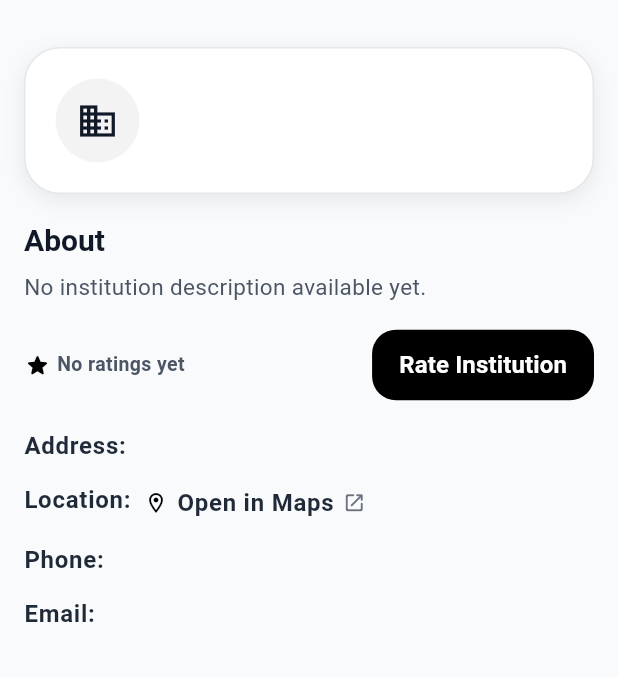
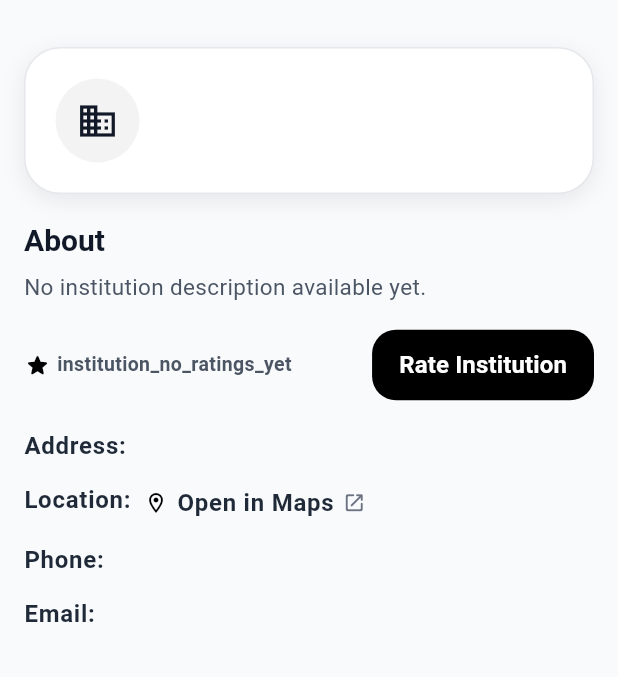
Before and after one commit to ab803/Qudra, a Flutter app: the InstitutionDetailsView screen opened directly with empty values, on a phone screen of 412 x 824 dp, the part 61-738 px from its top. Run offline on Flutter 3.47's test engine with Material 3 defaults, Android fonts, the phone set to English and light mode, and no system bars; our stand-ins replace animated_notch_bottom_bar, flutter_bloc, flutter_local_notifications, flutter_timezone, geolocator, get_it and 9 more; accounts and stored records are empty.

Commit message:
feat: localize feedback and institution rating components

```diff
--- a/lib/Feature/feedback/widgets/institution_rating_summary.dart
+++ b/lib/Feature/feedback/widgets/institution_rating_summary.dart
@@ -1,4 +1,6 @@
 import 'package:flutter/material.dart';
+// This import enables localized text access using context.tr().
+import '../../../core/Services/Localization/translation_extension.dart';
 import '../services/feedback_service.dart';
 
 // This widget loads and displays the average rating and reviews count
@@ -25,27 +27,35 @@
   @override
   void initState() {
     super.initState();
-
     // This block loads the institution rating summary only once
     // when the widget is first created.
     _summaryFuture =
         _feedbackService.getInstitutionRatingSummary(widget.institutionId);
   }
 
-  // This helper builds a short or full summary label based on the use case.
-  String _buildSummaryLabel({
-    required double average,
-    required int count,
-  }) {
+  // This helper builds a localized short or full summary label based on the use case.
+  String _buildSummaryLabel(
+      BuildContext context, {
+        required double average,
+        required int count,
+      }) {
     if (count == 0) {
-      return widget.compact ? 'No ratings' : 'No ratings yet';
+      return widget.compact
+          ? context.tr('institution_no_ratings')
+          : context.tr('institution_no_ratings_yet');
     }
 
-    if (widget.compact) {
-      return '${average.toStringAsFixed(1)} • $count reviews';
-    }
+    // This block chooses the localized summary key based on compact mode and count.
+    final key = widget.compact
+        ? 'institution_rating_summary_compact'
+        : (count == 1
+        ? 'institution_rating_summary_one'
+        : 'institution_rating_summary_many');
 
-    return '${average.toStringAsFixed(1)} • $count review${count == 1 ? '' : 's'}';
+    return context
+        .tr(key)
+        .replaceAll('{average}', average.toStringAsFixed(1))
+        .replaceAll('{count}', count.toString());
   }
 
   @override
@@ -86,9 +96,13 @@
             const SizedBox(width: 4),
             Flexible(
               child: Text(
+                // This block shows a localized fallback label when loading the summary fails.
                 snapshot.hasError
-                    ? (widget.compact ? 'No ratings' : 'No ratings yet')
+                    ? (widget.compact
+                    ? context.tr('institution_no_ratings')
+                    : context.tr('institution_no_ratings_yet'))
                     : _buildSummaryLabel(
+                  context,
                   average: average,
                   count: count,
                 ),
--- a/lib/core/Services/Localization/ar.dart
+++ b/lib/core/Services/Localization/ar.dart
@@ -652,4 +652,11 @@
   "emergency_contact_make_primary_subtitle": "سيتم تمييزها كأول جهة اتصال للطوارئ.",
   "emergency_profile_intro_title": "معلوماتك\nالمنقذة للحياة",
   "emergency_profile_intro_subtitle": "هذه البيانات تساعد فرق الطوارئ أو مقدم الدعم المناسب للوصول إليك بسرعة وقت الحاجة.",
+  "institution_no_ratings": "لا توجد تقييمات",
+  "institution_no_ratings_yet": "لا توجد تقييمات بعد",
+  "institution_rating_summary_compact": "{average} • {count} تقييمات",
+  "institution_rating_summary_one": "{average} • {count} تقييم",
+  "institution_rating_summary_many": "{average} • {count} تقييمات",
+  "feedback_rating_range_error": "يجب أن يكون التقييم بين 1 و 5.",
+  "feedback_user_not_logged_in": "المستخدم غير مسجل الدخول.",
 };
--- a/lib/core/Services/Localization/en.dart
+++ b/lib/core/Services/Localization/en.dart
@@ -679,4 +679,11 @@
   "emergency_contact_make_primary_subtitle": "This contact will be marked as the first emergency contact.",
   "emergency_profile_intro_title": "Your life-saving\ninformation",
   "emergency_profile_intro_subtitle": "This information helps emergency teams or the right supporter reach you quickly when needed.",
+  "institution_no_ratings": "No ratings yet",
+"institution_rating_summary_compact": "{average} • {count} reviews",
+"institution_rating_summary_one": "{average} • {count} review",
+"institution_rating_summary_many": "{average} • {count} reviews",
+"feedback_rating_range_error": "Rating must be between 1 and 5.",
+"feedback_user_not_logged_in": "User is not logged in.",
+
 };
```
Also changed, not shown: lib/Feature/feedback/widgets/rate_institution_dialog.dart (+35 -13 lines).
